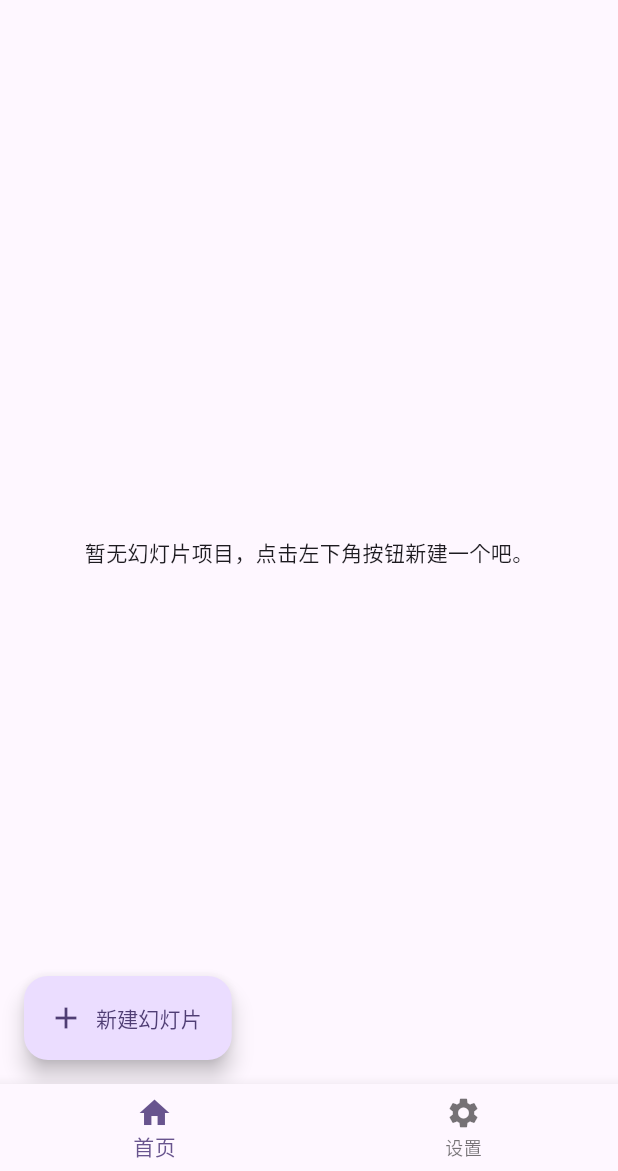
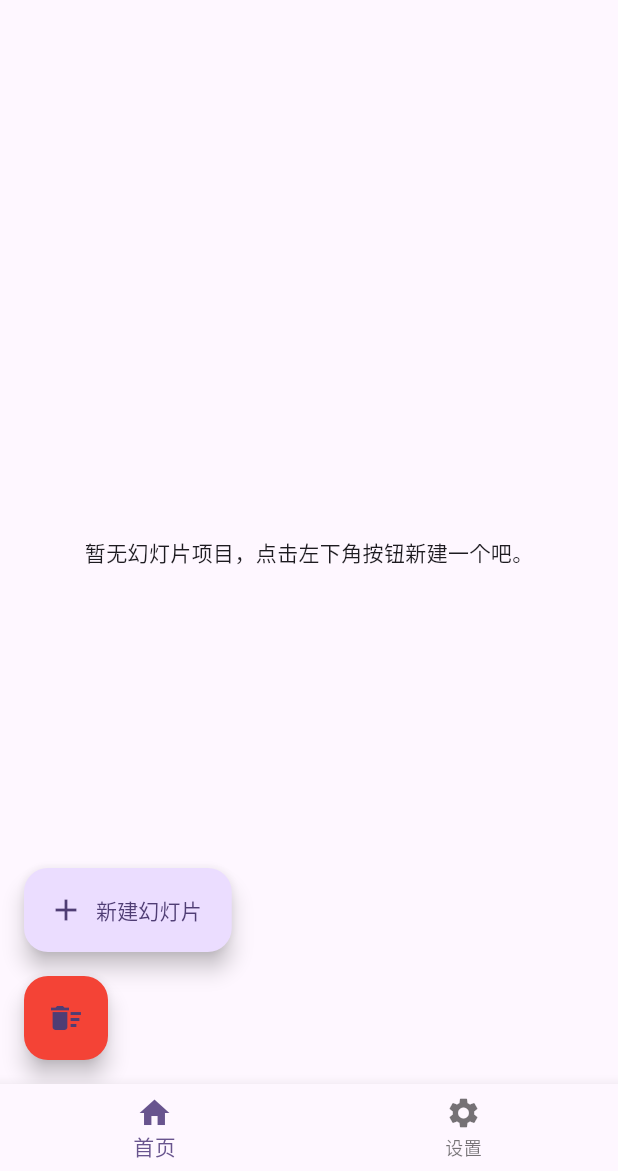
Before and after one commit to 0jiuxian0/vision_loop, a Flutter app: the screen it shows after launch, on a phone screen of 412 x 824 dp, the part 65-1236 px from its top. Run offline on Flutter 3.47's test engine with Material 3 defaults, Android fonts, the phone set to English and light mode, and no system bars; our stand-ins replace image_picker, shared_preferences, video_player; missing offline and left inert: video_thumbnail.

Commit message:
feat: 首页一键清空按钮

```diff
--- a/lib/main.dart
+++ b/lib/main.dart
@@ -141,6 +141,43 @@ class _PlaylistListPageState extends State<PlaylistListPage> {
     await _loadPlaylists();
   }
 
+  /// 清空所有播放列表
+  Future<void> _clearAllPlaylists() async {
+    if (_playlists.isEmpty) {
+      // 如果列表已经为空，不需要显示确认对话框
+      return;
+    }
+
+    // 显示确认对话框
+    final confirmed = await showDialog<bool>(
+      context: context,
+      builder: (context) => AlertDialog(
+        title: const Text('确认清空'),
+        content: Text('确定要清空所有 ${_playlists.length} 个播放列表吗？此操作不可恢复。'),
+        actions: [
+          TextButton(
+            onPressed: () => Navigator.of(context).pop(false),
+            child: const Text('取消'),
+          ),
+          TextButton(
+            onPressed: () => Navigator.of(context).pop(true),
+            child: const Text('清空', style: TextStyle(color: Colors.red)),
+          ),
+        ],
+      ),
+    );
+
+    if (confirmed == true) {
+      // 删除所有播放列表
+      for (final playlist in _playlists) {
+        await _repository.deleteById(playlist.id);
+      }
+      // 刷新列表
+      await _loadPlaylists();
+      debugPrint('[PlaylistListPage] _clearAllPlaylists: 已清空所有播放列表');
+    }
+  }
+
   @override
   Widget build(BuildContext context) {
     return Scaffold(
@@ -156,7 +193,7 @@ class _PlaylistListPageState extends State<PlaylistListPage> {
               : ListView.separated(
                   itemCount: _playlists.length,
                   separatorBuilder: (_, __) => const Divider(height: 1),
-                  padding: const EdgeInsets.only(bottom: 80), // 底部 padding，避免被悬浮按钮挡住
+                  padding: const EdgeInsets.only(bottom: 160), // 底部 padding，避免被2个悬浮按钮挡住
                   itemBuilder: (context, index) {
                     final playlist = _playlists[index];
                     return ListTile(
@@ -199,10 +236,25 @@ class _PlaylistListPageState extends State<PlaylistListPage> {
                     );
                   },
                 ),
-      floatingActionButton: FloatingActionButton.extended(
-        onPressed: () => _openEditor(),
-        icon: const Icon(Icons.add),
-        label: const Text('新建幻灯片'),
+      floatingActionButton: Column(
+        mainAxisAlignment: MainAxisAlignment.end,
+        crossAxisAlignment: CrossAxisAlignment.start,
+        children: [
+          FloatingActionButton.extended(
+            heroTag: 'new',
+            onPressed: () => _openEditor(),
+            icon: const Icon(Icons.add),
+            label: const Text('新建幻灯片'),
+          ),
+          const SizedBox(height: 16),
+          FloatingActionButton(
+            heroTag: 'clear',
+            onPressed: _playlists.isEmpty ? null : _clearAllPlaylists,
+            backgroundColor: Colors.red,
+            child: const Icon(Icons.delete_sweep),
+            tooltip: '清空全部',
+          ),
+        ],
       ),
       floatingActionButtonLocation: FloatingActionButtonLocation.startFloat,
     );
```
